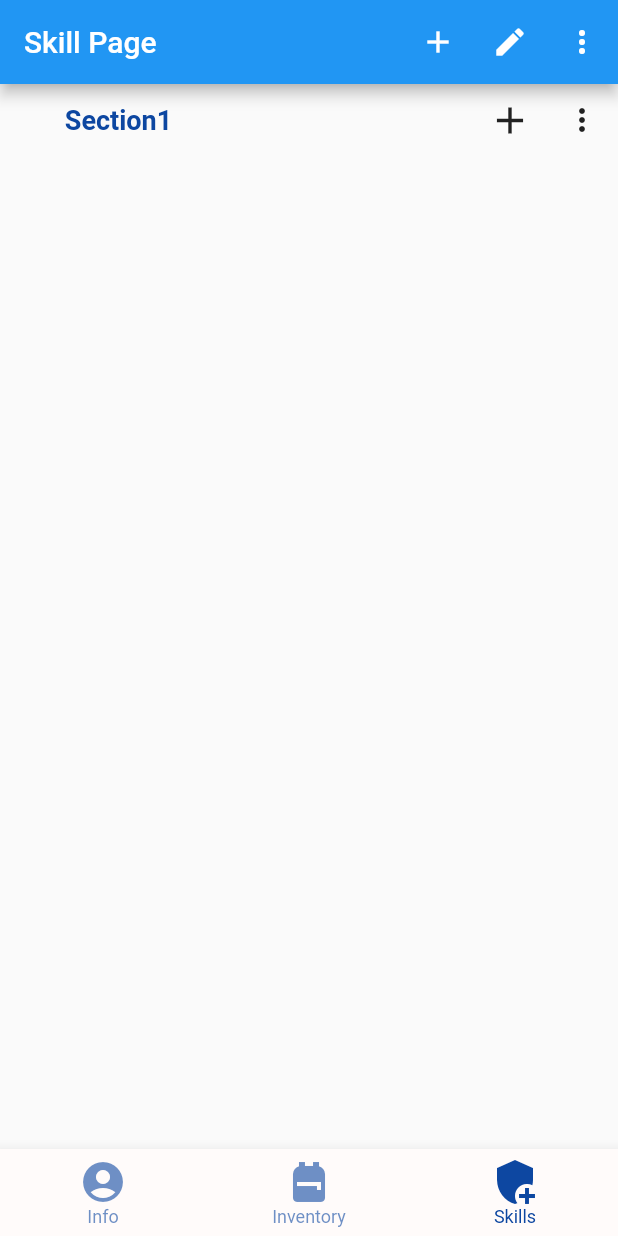
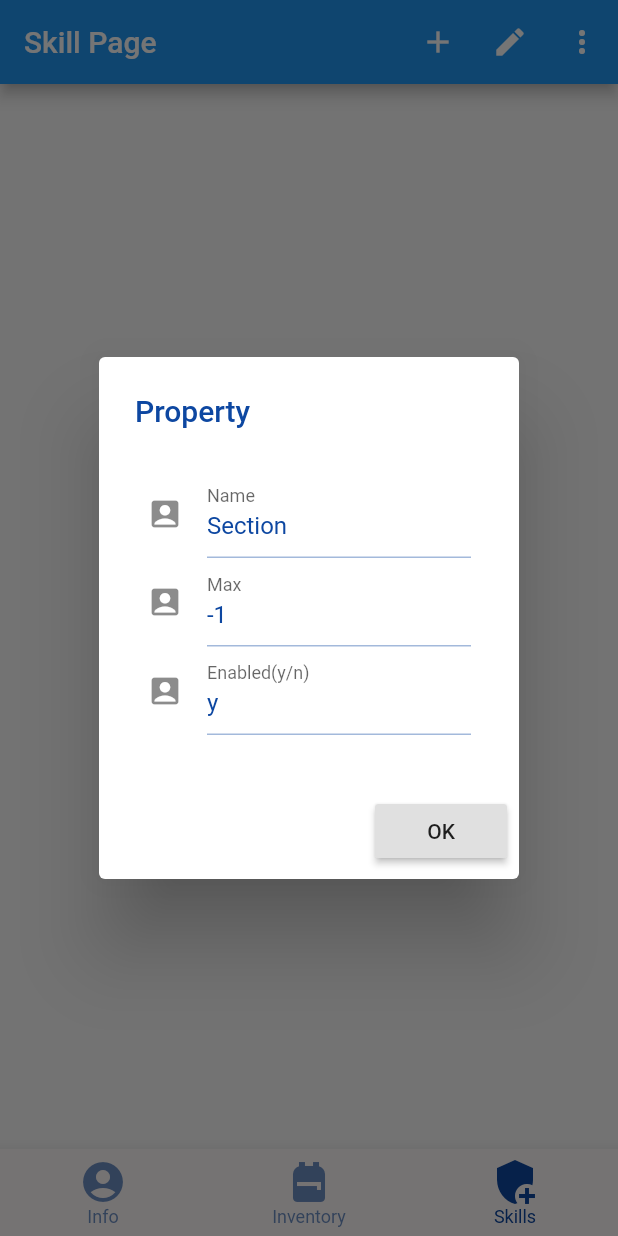
Before and after one commit to medmene/smart_notes, a Flutter app: the screen it shows after launch, item 3 of the bottom bar chosen, after a tap on the "add" icon, on a phone screen of 412 x 824 dp. Run offline on Flutter 3.47's test engine with Material 2 defaults, Android fonts, the phone set to English and light mode, and no system bars; Roboto replaces fonts that are missing (Rubik).

Commit message:
section settings and base class

```diff
--- /dev/null
+++ b/lib/page_base.dart
@@ -0,0 +1,7 @@
+import 'package:flutter/material.dart';
+
+class IPage extends StatefulWidget {
+  @override
+  createState() {}
+  void onSectionChanged() {}
+}
--- a/lib/properties.dart
+++ b/lib/properties.dart
@@ -6,22 +6,22 @@ class Pair<T1, T2> {
 }
 
 class IProperties {
-  List<Pair<String, int>> getPropertyList() {}
+  List<Pair<String, dynamic>> getPropertyList() {}
   void setProperty(String prop, value) {}
   IProperties clone(dynamic other) {}
 }
 
-class SectionProperties implements IProperties {
+class SectionItemProperties implements IProperties {
   int sumIndex = -1; // has no summ
   int itemsCount = 0; // count items in a row/line
-  SectionProperties(this.itemsCount, {int sumIndx = -1}) {
+  SectionItemProperties(this.itemsCount, {int sumIndx = -1}) {
     sumIndex = sumIndx;
   }
 
   @override
   IProperties clone(dynamic other) {
-    if (other is SectionProperties) {
-      return SectionProperties(other.itemsCount, sumIndx: other.sumIndex);
+    if (other is SectionItemProperties) {
+      return SectionItemProperties(other.itemsCount, sumIndx: other.sumIndex);
     }
     return null;
   }
@@ -50,4 +50,51 @@ class SectionProperties implements IProperties {
   }
 }
 
-// todo add page props
+// todo add se props
+class SectionProperties implements IProperties {
+  String name = "Section";
+  int maxCount = -1;
+  bool enabled = true;
+
+  SectionProperties(this.name, {int max = -1, bool active = true}) {
+    maxCount = max;
+    enabled = active;
+  }
+
+  @override
+  IProperties clone(dynamic other) {
+    if (other is SectionProperties) {
+      return SectionProperties(other.name,
+          max: other.maxCount, active: other.enabled);
+    }
+    return null;
+  }
+
+  @override
+  List<Pair<String, dynamic>> getPropertyList() {
+    List<Pair<String, String>> l = List<Pair<String, String>>();
+    l.add(Pair("Name", name));
+    l.add(Pair("Max", maxCount.toString()));
+    l.add(Pair("Enabled(y/n)", enabled ? "y" : "n"));
+    return l;
+  }
+
+  @override
+  void setProperty(String prop, value) {
+    if (prop == "Name") {
+      name = value.toString();
+    } else if (prop == "Max") {
+      int maxVal = int.tryParse(value) ?? null;
+      if (maxVal != null) {
+        maxCount = maxVal;
+      }
+    } else if (prop == "Enabled(y/n)") {
+      var enblVal = value.toString();
+      if (enblVal == "y") {
+        enabled = true;
+      } else if (enblVal == "n") {
+        enabled = false;
+      }
+    }
+  }
+}
--- a/lib/section.dart
+++ b/lib/section.dart
@@ -2,10 +2,11 @@ import 'package:flutter/material.dart';
 import 'section_item.dart';
 import 'properties.dart';
 import 'property_dialog.dart';
+import 'page_base.dart';
 
 class Section extends StatefulWidget {
-  State _owner; // to save internal data
-  String _title;
+  IPage _owner;
+  SectionProperties _settings;
   bool _last;
   SectionState _currentState;
 
@@ -13,22 +14,22 @@ class Section extends StatefulWidget {
     _currentState.setIsLast(isLast);
   }
 
-  Section(this._owner, this._title, this._last);
+  Section(this._owner, this._settings, this._last);
   @override
   createState() {
-    _currentState = SectionState(this._owner, this._title, this._last);
+    _currentState = SectionState(this._owner, this._settings, this._last);
     return _currentState;
   }
 }
 
 // todo: add rename and remove functional
 class SectionState extends State<Section> {
-  State _owner; // to save internal data
+  IPage _owner;
   TextStyle _style = TextStyle(fontSize: 18, fontWeight: FontWeight.w700);
-  String _title;
+  SectionProperties _sectionSettings;
   bool _last;
   bool _expanded = true;
-  SectionProperties _settings = SectionProperties(1);
+  SectionItemProperties _itemSettings = SectionItemProperties(1);
   PropertyDialog _stgDialog = PropertyDialog();
   List<SectionItem> _itemList = List<SectionItem>();
 
@@ -51,7 +52,8 @@ class SectionState extends State<Section> {
                 },
               );
             },
-            child: Text(_title, style: _style, textAlign: TextAlign.center),
+            child: Text(_sectionSettings.name,
+                style: _style, textAlign: TextAlign.center),
           ),
         ),
         Spacer(),
@@ -61,14 +63,14 @@ class SectionState extends State<Section> {
           tooltip: 'Add content',
           onPressed: () {
             _stgDialog.onDone = () {
-              _settings = _stgDialog.refreshedSettings;
-              _itemList.add(SectionItemRow(_settings));
+              _itemSettings = _stgDialog.refreshedSettings;
+              _itemList.add(SectionItemRow(_itemSettings));
               var list = _itemList;
               setState(() {
                 _itemList = list;
               });
             };
-            _stgDialog.openDialog(context, _settings);
+            _stgDialog.openDialog(context, _itemSettings);
           },
         ),
         PopupMenuButton(
@@ -102,7 +104,7 @@ class SectionState extends State<Section> {
     return l;
   }
 
-  SectionState(this._owner, this._title, this._last);
+  SectionState(this._owner, this._sectionSettings, this._last);
   @override
   Widget build(BuildContext context) {
     return Column(children: _generateOutContent());
--- a/lib/section_item.dart
+++ b/lib/section_item.dart
@@ -94,7 +94,7 @@ class SectionItem extends StatelessWidget {
 }
 
 class SectionItemRow extends SectionItem {
-  SectionProperties _settings;
+  SectionItemProperties _settings;
   List<TextWidget> _row = List<TextWidget>();
   SectionItemRow(this._settings);
 
--- a/lib/skill_page.dart
+++ b/lib/skill_page.dart
@@ -1,18 +1,23 @@
 import 'package:flutter/material.dart';
 import 'section.dart';
+import 'page_base.dart';
+import 'property_dialog.dart';
+import 'properties.dart';
 
-class SkillPage extends StatefulWidget {
+class SkillPage extends IPage {
   State _owner;
   SkillPage(this._owner);
   @override
-  createState() => new SkillPageState(this._owner);
+  createState() => new SkillPageState(this);
 }
 
 class SkillPageState extends State<SkillPage> {
-  State _owner; // to save data after use
+  IPage _self;
   List<Section> _listContent = List<Section>();
+  PropertyDialog _stgDialog = PropertyDialog();
+  SectionProperties _settings = SectionProperties("Section");
 
-  SkillPageState(this._owner);
+  SkillPageState(this._self);
 
   @override
   Widget build(BuildContext context) {
@@ -22,16 +27,18 @@ class SkillPageState extends State<SkillPage> {
           icon: const Icon(Icons.add),
           tooltip: 'Add new section',
           onPressed: () {
-            // Swap random text to real Section
+            _stgDialog.onDone = () {
+              _settings = _stgDialog.refreshedSettings;
               var list = _listContent;
               list.forEach((element) {
                 element.setIsLast(false);
               });
-            list.add(Section(
-                _owner, "Section" + (list.length + 1).toString(), true));
+              list.add(Section(_self, _settings, true));
               setState(() {
                 _listContent = list;
               });
+            };
+            _stgDialog.openDialog(context, _settings);
           },
         ),
         IconButton(
@@ -53,7 +60,9 @@ class SkillPageState extends State<SkillPage> {
           itemCount: _listContent.length,
           itemBuilder: (BuildContext ctxt, int indx) {
             return _listContent[indx];
-              }))
+          },
+        ),
+      )
     ]);
   }
 }
```
Lines whose indentation alone changed are shown as unchanged.
